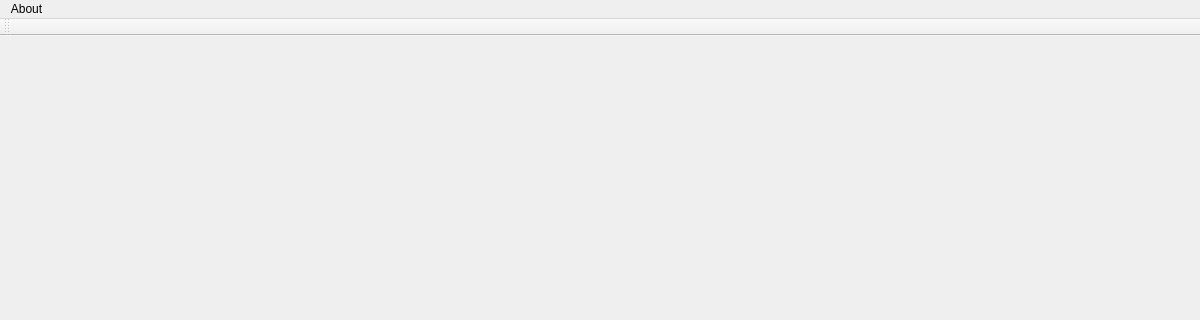
Old version of the form KLclRay/KLclRay.ui in the repository Maizuru-Hatsuzuki/KLCL; both pictures show x 0 to 1200 and y 0 to 320 of the 1200 by 720 pixel window.
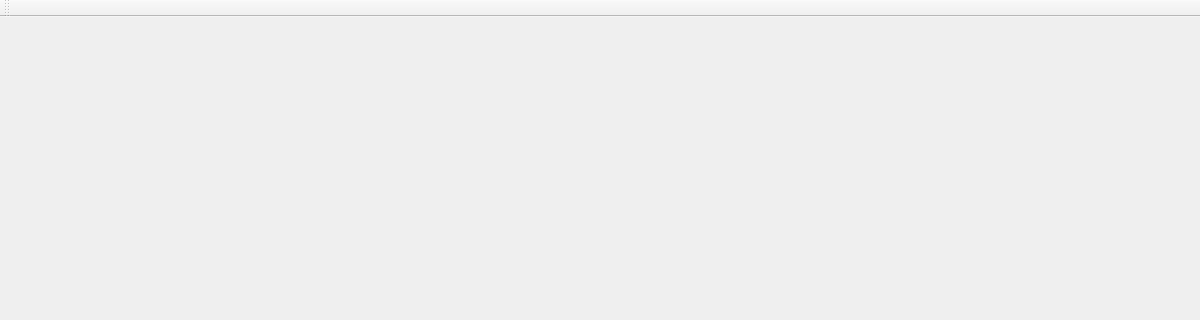
New version of the form.

Diff of the .ui file:
```diff
--- a/KLclRay/KLclRay.ui
+++ b/KLclRay/KLclRay.ui
@@ -18,23 +18,6 @@
     <bool>true</bool>
    </property>
   </widget>
-  <widget class="QMenuBar" name="menuBar">
-   <property name="geometry">
-    <rect>
-     <x>0</x>
-     <y>0</y>
-     <width>1200</width>
-     <height>23</height>
-    </rect>
-   </property>
-   <widget class="QMenu" name="menuAbot">
-    <property name="title">
-     <string>About</string>
-    </property>
-    <addaction name="actionAbout"/>
-   </widget>
-   <addaction name="menuAbot"/>
-  </widget>
   <widget class="QToolBar" name="mainToolBar">
    <attribute name="toolBarArea">
     <enum>TopToolBarArea</enum>
```
